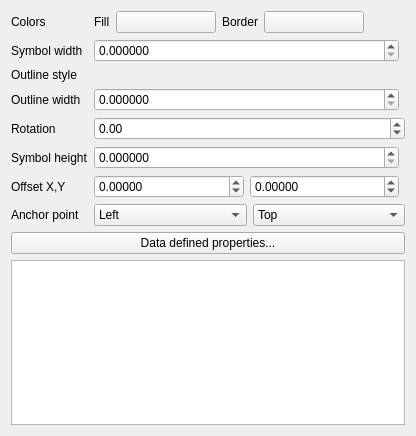
This is src/ui/symbollayer/widget_ellipse.ui in qgis/QGIS as Qt 5 draws it before an edit. The edited form follows.
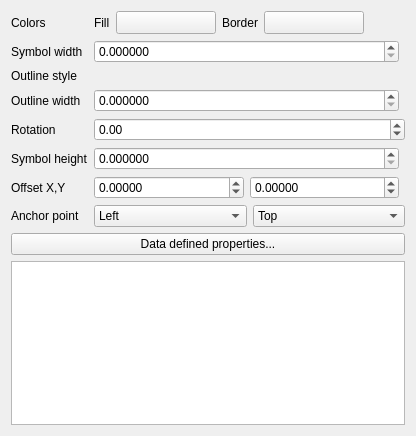
This is the edited form. Custom widgets are drawn as their Qt base class.

Commit message: Flip all symbology color buttons to QgsColorButtonV2

What changed in the file:
```diff
--- a/src/ui/symbollayer/widget_ellipse.ui
+++ b/src/ui/symbollayer/widget_ellipse.ui
@@ -66,7 +66,7 @@
         </widget>
        </item>
        <item>
-        <widget class="QgsColorButton" name="btnChangeColorFill">
+        <widget class="QgsColorButtonV2" name="btnChangeColorFill">
          <property name="minimumSize">
           <size>
            <width>100</width>
@@ -98,7 +98,7 @@
         </widget>
        </item>
        <item>
-        <widget class="QgsColorButton" name="btnChangeColorBorder">
+        <widget class="QgsColorButtonV2" name="btnChangeColorBorder">
          <property name="minimumSize">
           <size>
            <width>100</width>
@@ -399,9 +399,9 @@
  </widget>
  <customwidgets>
   <customwidget>
-   <class>QgsColorButton</class>
-   <extends>QPushButton</extends>
-   <header>qgscolorbutton.h</header>
+   <class>QgsColorButtonV2</class>
+   <extends>QToolButton</extends>
+   <header>qgscolorbuttonv2.h</header>
   </customwidget>
   <customwidget>
    <class>QgsUnitSelectionWidget</class>
```
The commit also changes 12 other files.
